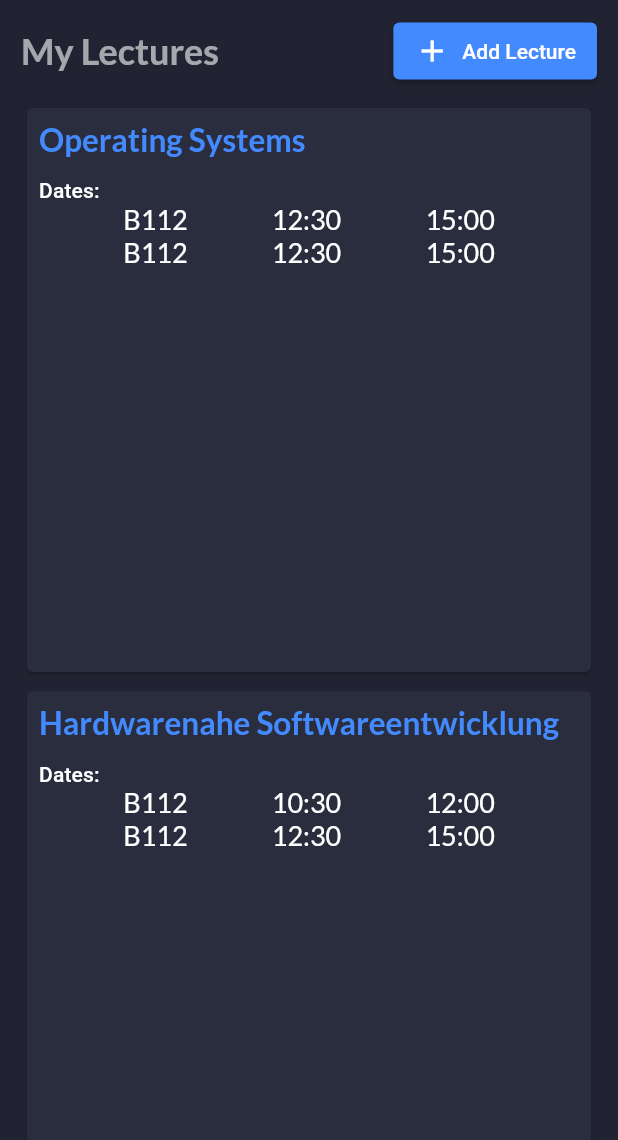
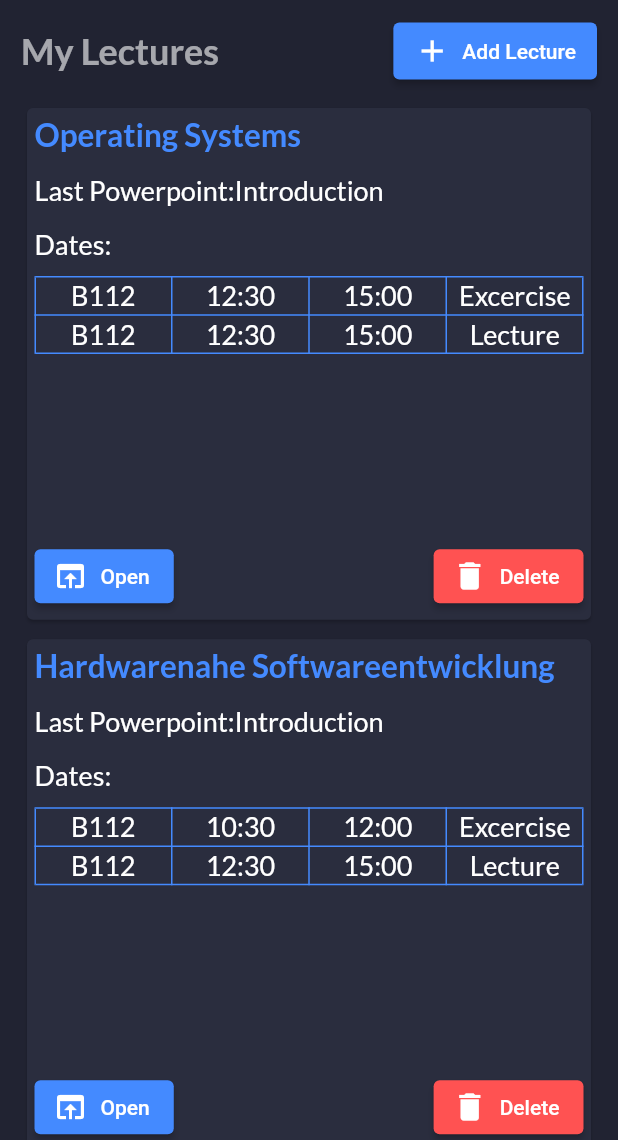
Before and after one commit to SchroederLionel/Crayon_Management, a Flutter app: the Dashboard screen opened by its route, on a phone screen of 412 x 824 dp, the part 96-1236 px from its top. Run offline on Flutter 3.47's test engine with Material 2 defaults, Android fonts, the phone set to English and light mode, and no system bars; our stand-ins replace flip_card, google_fonts, url_strategy; generated files the repository leaves out were written again.

Commit message:
Increase Responsivness of LectureCards

```diff
--- a/lib/providers/theme_provider.dart
+++ b/lib/providers/theme_provider.dart
@@ -20,15 +20,16 @@ class ThemeProvider extends ChangeNotifier {
         headline1: GoogleFonts.lato(
             fontSize: 32.0, fontWeight: FontWeight.bold, color: Colors.black),
         headline2: GoogleFonts.lato(
-              fontSize: 24.0,
-              fontWeight: FontWeight.bold,
-              color: Colors.black54),
+            fontSize: 24.0, fontWeight: FontWeight.bold, color: Colors.black54),
         subtitle1: GoogleFonts.lato(
             fontSize: 21.0,
             fontWeight: FontWeight.bold,
             color: Colors.blueAccent),
-          bodyText1: GoogleFonts.lato(fontSize: 18, color: Colors.black),
-          bodyText2: GoogleFonts.lato(fontSize: 18, color: Colors.black)));
+        bodyText1: GoogleFonts.lato(
+            fontSize: 18, color: Colors.black, fontWeight: FontWeight.normal),
+        bodyText2: GoogleFonts.lato(
+            fontSize: 18, color: Colors.white, fontWeight: FontWeight.normal),
+      ));
 
   ThemeData dark = ThemeData(
       primaryColor: Colors.blueAccent,
@@ -53,8 +54,12 @@ class ThemeProvider extends ChangeNotifier {
               fontSize: 21.0,
               fontWeight: FontWeight.bold,
               color: Colors.blueAccent),
-          bodyText1: GoogleFonts.lato(fontSize: 18, color: Colors.white),
-          bodyText2: GoogleFonts.lato(fontSize: 18, color: Colors.white)));
+          bodyText1: GoogleFonts.lato(
+              fontSize: 18, color: Colors.white, fontWeight: FontWeight.normal),
+          bodyText2: GoogleFonts.lato(
+              fontSize: 18,
+              color: Colors.white54,
+              fontWeight: FontWeight.normal)));
 
   ThemeProvider({required bool isDarkMode}) {
     _selectedTheme = isDarkMode ? dark : light;
--- a/lib/screens/dashboard/components/dashboard_main_screen.dart
+++ b/lib/screens/dashboard/components/dashboard_main_screen.dart
@@ -32,12 +32,19 @@ class DashboardMainScreen extends StatelessWidget {
                     Responsive(
                         mobile: LectureInfoCardGridView(
                           crossAxisCount: _size.width < 650 ? 1 : 2,
+                          childAspectRatio: _size.width < 650 ? 1.1 : 1,
                         ),
                         tablet: LectureInfoCardGridView(
                           crossAxisCount: 3,
+                          childAspectRatio: 2 / 1.9,
                         ),
                         desktop: LectureInfoCardGridView(
-                          crossAxisCount: 4,
+                          childAspectRatio:
+                              _size.width > 1100 && _size.width < 1650
+                                  ? 1
+                                  : 1.5,
+                          crossAxisCount:
+                              _size.width > 1100 && _size.width < 1650 ? 3 : 4,
                         )),
                   ],
                 ),
--- a/lib/screens/dashboard/components/lecture_info_card.dart
+++ b/lib/screens/dashboard/components/lecture_info_card.dart
@@ -9,28 +9,123 @@ class LectureInfoCard extends StatelessWidget {
   Widget build(BuildContext context) {
     return Card(
       child: Padding(
-        padding: const EdgeInsets.all(8.0),
+        padding: const EdgeInsets.all(5.0),
         child: Column(
           crossAxisAlignment: CrossAxisAlignment.start,
+          mainAxisSize: MainAxisSize.max,
           children: [
-            Flexible(
-              child: Container(
-                child: Text(
-                  lecture.title,
-                  overflow: TextOverflow.ellipsis,
-                  style: Theme.of(context).textTheme.subtitle1,
+            Container(
+              child: Text(
+                lecture.title,
+                overflow: TextOverflow.ellipsis,
+                style: Theme.of(context).textTheme.subtitle1,
+              ),
+            ),
+            const SizedBox(
+              height: 14.0,
+            ),
+            Row(
+              children: [
+                Text(
+                  'Last Powerpoint:',
+                  style: Theme.of(context).textTheme.bodyText1,
                 ),
-              ),
+                Text(
+                  lecture.lastPowerPointTitle,
+                  style: Theme.of(context).textTheme.bodyText1,
+                ),
+              ],
             ),
             const SizedBox(
               height: 14.0,
             ),
             Text(
               'Dates:',
-              style: Theme.of(context).textTheme.subtitle2,
+              style: Theme.of(context).textTheme.bodyText1,
             ),
-            Expanded(
-              child: Container(
+            const SizedBox(
+              height: 10.0,
+            ),
+            Table(
+              border: TableBorder.all(color: Theme.of(context).primaryColor),
+              children:
+                  List<TableRow>.generate(lecture.dates.length, (int index) {
+                return TableRow(children: [
+                  Padding(
+                    padding: EdgeInsets.all(2.0),
+                    child: Text(
+                      lecture.dates[index].room,
+                      textAlign: TextAlign.center,
+                      style: Theme.of(context).textTheme.bodyText1,
+                    ),
+                  ),
+                  Padding(
+                    padding: EdgeInsets.all(2.0),
+                    child: Text(
+                      lecture.dates[index].starting_time,
+                      textAlign: TextAlign.center,
+                      style: Theme.of(context).textTheme.bodyText1,
+                    ),
+                  ),
+                  Padding(
+                    padding: EdgeInsets.all(2.0),
+                    child: Text(
+                      lecture.dates[index].ending_time,
+                      textAlign: TextAlign.center,
+                      style: Theme.of(context).textTheme.bodyText1,
+                    ),
+                  ),
+                  Padding(
+                    padding: EdgeInsets.all(2.0),
+                    child: Text(
+                      getlectureType(lecture.dates[index].type),
+                      textAlign: TextAlign.center,
+                      style: Theme.of(context).textTheme.bodyText1,
+                    ),
+                  )
+                ]);
+              }),
+            ),
+            const Spacer(),
+            Container(
+              child: Row(
+                mainAxisSize: MainAxisSize.max,
+                crossAxisAlignment: CrossAxisAlignment.center,
+                mainAxisAlignment: MainAxisAlignment.spaceBetween,
+                children: [
+                  ElevatedButton.icon(
+                      onPressed: () {},
+                      icon: Icon(Icons.open_in_browser),
+                      label: Text('Open')),
+                  ElevatedButton.icon(
+                      style: ButtonStyle(
+                          backgroundColor: MaterialStateProperty.all<Color>(
+                              Colors.redAccent)),
+                      onPressed: () {},
+                      icon: Icon(Icons.delete),
+                      label: Text('Delete'))
+                ],
+              ),
+            )
+          ],
+        ),
+      ),
+    );
+  }
+
+  String getlectureType(LectureType type) {
+    if (type == LectureType.exercise) {
+      return 'Excercise';
+    } else {
+      return 'Lecture';
+    }
+  }
+}
+
+/**
+ *
+ *
+ * Container(
                 child: ListView.builder(
                     itemCount: lecture.dates.length,
                     itemBuilder: (BuildContext context, int index) {
@@ -43,11 +138,5 @@ class LectureInfoCard extends StatelessWidget {
                         ],
                       );
                     }),
-              ),
-            ),
-          ],
-        ),
-      ),
-    );
-  }
-}
+              )
+ */
--- a/lib/screens/dashboard/components/lectures.dart
+++ b/lib/screens/dashboard/components/lectures.dart
@@ -37,11 +37,11 @@ class Lectures extends StatelessWidget {
 
 class LectureInfoCardGridView extends StatelessWidget {
   final int crossAxisCount;
+  final double childAspectRatio;
 
-  LectureInfoCardGridView({
-    Key? key,
-    this.crossAxisCount = 4,
-  }) : super(key: key);
+  LectureInfoCardGridView(
+      {Key? key, this.crossAxisCount = 4, this.childAspectRatio = 1.5})
+      : super(key: key);
 
   final lectures = [
     Lecture(
@@ -167,6 +167,7 @@ class LectureInfoCardGridView extends StatelessWidget {
       shrinkWrap: true,
       gridDelegate: SliverGridDelegateWithFixedCrossAxisCount(
         crossAxisCount: crossAxisCount,
+        childAspectRatio: childAspectRatio,
         crossAxisSpacing: 5.0,
         mainAxisSpacing: 5.0,
       ),
--- a/lib/screens/dashboard/components/profile_card.dart
+++ b/lib/screens/dashboard/components/profile_card.dart
@@ -48,7 +48,9 @@ class ProfileCard extends StatelessWidget {
                 )),
             DropdownMenuItem(
                 value: 'logout',
-                onTap: () {},
+                onTap: () {
+                  Navigator.pop(context);
+                },
                 child: Row(
                   children: [
                     Container(
--- a/lib/widgets/drawer_list_tile.dart
+++ b/lib/widgets/drawer_list_tile.dart
@@ -19,11 +19,7 @@ class DrawerListTile extends StatelessWidget {
         icon,
         color: Colors.white54,
       ),
-      title: Text(
-        title,
-        style: const TextStyle(
-            color: Colors.white54, fontSize: 18, fontWeight: FontWeight.w100),
-      ),
+      title: Text(title, style: Theme.of(context).textTheme.bodyText2),
     );
   }
 }
```
Lines whose indentation alone changed are shown as unchanged.
